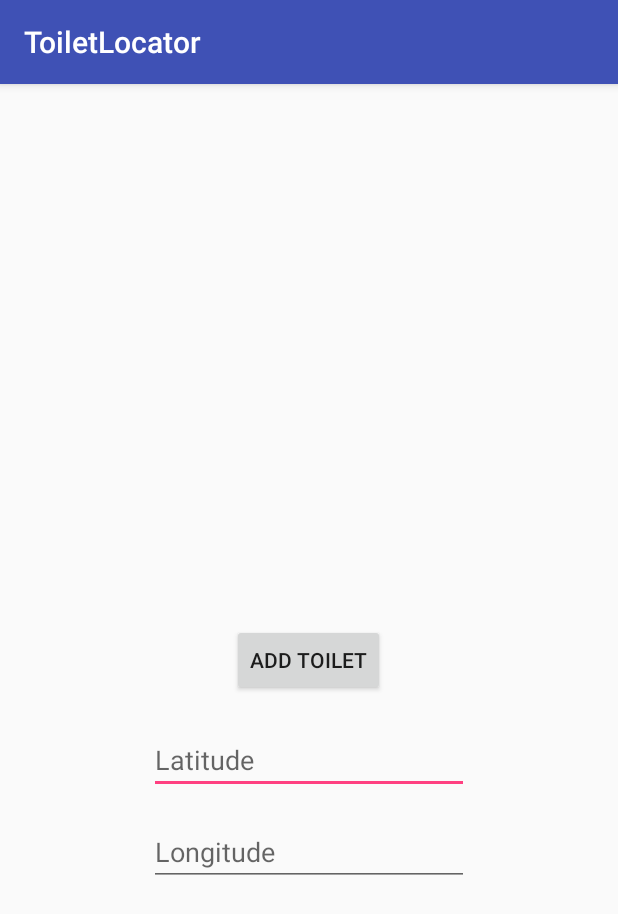
After one commit to dsmolyak/ToiletLocator, an Android app: the NewToiletActivity screen opened directly, with no data from a screen before it, on a phone screen of 412 x 824 dp. The commit adds this screen. Shown: the top 914 px of the screen. Run offline under Robolectric (Android 15) with nearby library versions, the phone set to English and light mode, and no system bars; our stand-ins replace Firebase (no records; nobody signed in at launch, a user with empty details on screens opened directly).

Commit message:
MyLocation Working

```diff
--- a/app/src/debug/res/values/google_maps_api.xml
+++ b/app/src/debug/res/values/google_maps_api.xml
@@ -15,5 +15,5 @@
     Once you have your key (it starts with "AIza"), replace the "google_maps_key"
     string in this file.
     -->
-    <string name="google_maps_key" templateMergeStrategy="preserve" translatable="false">AIzaSyC8_Q3k9MUD423R4RxtjavcaIa8sj6Nbt0</string>
+    <string name="google_maps_key" translatable="false" templateMergeStrategy="preserve" >AIzaSyC8_Q3k9MUD423R4RxtjavcaIa8sj6Nbt0</string>
 </resources>
--- /dev/null
+++ b/app/src/main/java/com/example/dsmolyak/toiletlocator/NewToiletActivity.java
@@ -0,0 +1,117 @@
+package com.example.dsmolyak.toiletlocator;
+
+import android.*;
+import android.Manifest;
+import android.content.pm.PackageManager;
+import android.location.Location;
+import android.support.annotation.NonNull;
+import android.support.annotation.Nullable;
+import android.support.v4.app.ActivityCompat;
+import android.support.v7.app.AppCompatActivity;
+import android.os.Bundle;
+import android.util.Log;
+import android.view.View;
+import android.widget.Button;
+import android.widget.EditText;
+import android.widget.TextView;
+import android.widget.Toast;
+
+import com.google.android.gms.common.ConnectionResult;
+import com.google.android.gms.common.api.GoogleApiClient;
+import com.google.android.gms.drive.Permission;
+import com.google.android.gms.location.LocationServices;
+import com.google.android.gms.maps.model.LatLng;
+import com.google.firebase.database.DatabaseReference;
+import com.google.firebase.database.FirebaseDatabase;
+
+public class NewToiletActivity extends AppCompatActivity implements GoogleApiClient.ConnectionCallbacks, GoogleApiClient.OnConnectionFailedListener {
+    GoogleApiClient mGoogleApiClient;
+    Location mLastLocation;
+    Button mAddToilet;
+    TextView mLatitudeText, mLongitudeText;
+    FirebaseDatabase db = FirebaseDatabase.getInstance();
+    DatabaseReference mRef = db.getReference();
+    int mSize = 0;
+
+
+    protected void onCreate(Bundle savedInstanceState) {
+        super.onCreate(savedInstanceState);
+        setContentView(R.layout.activity_new_toilet);
+
+        mAddToilet = (Button) findViewById(R.id.addToiletButton);
+        mLatitudeText = (TextView) findViewById(R.id.showLatitude);
+        mLongitudeText = (TextView) findViewById(R.id.showLongitude);
+
+        if (mGoogleApiClient == null) {
+            mGoogleApiClient = new GoogleApiClient.Builder(this)
+                    .addConnectionCallbacks(this)
+                    .addOnConnectionFailedListener(this)
+                    .addApi(LocationServices.API)
+                    .build();
+        }
+    }
+
+    protected void onStart() {
+        mGoogleApiClient.connect();
+
+        super.onStart();
+
+
+        mAddToilet.setOnClickListener(new View.OnClickListener() {
+            public void onClick(View view) {
+                EditText latitude = (EditText) findViewById(R.id.latitudeTextField);
+                EditText longitude = (EditText) findViewById(R.id.longitudeTextField);
+                DatabaseReference newLocationRef = mRef.child("location" + mSize);
+                newLocationRef.setValue(new LatLng(Double.parseDouble(latitude.getText().toString()),
+                        Double.parseDouble(longitude.getText().toString())));
+                mSize++;
+            }
+        });
+
+    }
+
+    protected void onStop() {
+        mGoogleApiClient.disconnect();
+        super.onStop();
+    }
+
+
+    public void onConnected(Bundle connectionHint) {
+        if (ActivityCompat.checkSelfPermission(this,
+                android.Manifest.permission.ACCESS_FINE_LOCATION) != PackageManager.PERMISSION_GRANTED &&
+                ActivityCompat.checkSelfPermission(this,
+                        android.Manifest.permission.ACCESS_COARSE_LOCATION) != PackageManager.PERMISSION_GRANTED) {
+            if(ActivityCompat.shouldShowRequestPermissionRationale(this, Manifest.permission.ACCESS_COARSE_LOCATION)){
+                Toast.makeText(this, "Need Location to Find Toilets", Toast.LENGTH_SHORT).show();
+            }
+
+           // ActivityCompat.requestPermissions(this, new String[] { Manifest.permission.ACCESS_COARSE_LOCATION,Manifest.permission.ACCESS_FINE_LOCATION}, );
+
+            // TODO: Consider calling
+            //    ActivityCompat#requestPermissions
+            // here to request the missing permissions, and then overriding
+            //   public void onRequestPermissionsResult(int requestCode, String[] permissions,
+            //                                          int[] grantResults)
+            // to handle the case where the user grants the permission. See the documentation
+            // for ActivityCompat#requestPermissions for more details.
+            Log.d("didn't get permission", "yikes");
+            return;
+        }
+        mLastLocation = LocationServices.FusedLocationApi.getLastLocation(
+                mGoogleApiClient);
+        Log.d("last location", mLastLocation.toString());
+        if (mLastLocation != null) {
+            mLatitudeText.setText(String.valueOf(mLastLocation.getLatitude()));
+            mLongitudeText.setText(String.valueOf(mLastLocation.getLongitude()));
+        }
+    }
+
+
+    public void onConnectionSuspended(int i) {
+
+    }
+
+    public void onConnectionFailed(@NonNull ConnectionResult connectionResult) {
+
+    }
+}
--- /dev/null
+++ b/app/src/main/res/layout/activity_new_toilet.xml
@@ -0,0 +1,64 @@
+<?xml version="1.0" encoding="utf-8"?>
+<RelativeLayout xmlns:android="http://schemas.android.com/apk/res/android"
+    xmlns:tools="http://schemas.android.com/tools"
+    android:id="@+id/activity_new_toilet"
+    android:layout_width="match_parent"
+    android:layout_height="match_parent"
+    android:paddingBottom="@dimen/activity_vertical_margin"
+    android:paddingLeft="@dimen/activity_horizontal_margin"
+    android:paddingRight="@dimen/activity_horizontal_margin"
+    android:paddingTop="@dimen/activity_vertical_margin"
+    tools:context="com.example.dsmolyak.toiletlocator.NewToiletActivity">
+
+    <Button
+        android:text="Add Toilet"
+        android:layout_width="wrap_content"
+        android:layout_height="wrap_content"
+        android:layout_centerVertical="true"
+        android:layout_centerHorizontal="true"
+        android:id="@+id/addToiletButton" />
+
+    <EditText
+        android:layout_width="wrap_content"
+        android:layout_height="wrap_content"
+        android:inputType="numberDecimal"
+        android:ems="10"
+        android:id="@+id/latitudeTextField"
+        android:hint="Latitude"
+        android:layout_below="@+id/addToiletButton"
+        android:layout_centerHorizontal="true"
+        android:layout_marginTop="20dp"
+        android:singleLine="true"
+        android:selectAllOnFocus="true" />
+
+    <EditText
+        android:layout_width="wrap_content"
+        android:layout_height="wrap_content"
+        android:inputType="numberDecimal"
+        android:ems="10"
+        android:id="@+id/longitudeTextField"
+        android:hint="Longitude"
+        android:layout_alignTop="@+id/latitudeTextField"
+        android:layout_alignLeft="@+id/latitudeTextField"
+        android:layout_alignStart="@+id/latitudeTextField"
+        android:layout_marginTop="61dp"
+        android:selectAllOnFocus="true" />
+
+    <TextView
+        android:layout_width="wrap_content"
+        android:layout_height="wrap_content"
+        android:layout_alignParentTop="true"
+        android:layout_alignParentLeft="true"
+        android:layout_alignParentStart="true"
+        android:layout_marginTop="10dp"
+        android:id="@+id/showLatitude" />
+
+    <TextView
+        android:layout_width="wrap_content"
+        android:layout_height="wrap_content"
+        android:layout_alignParentTop="true"
+        android:layout_alignParentRight="true"
+        android:layout_alignParentEnd="true"
+        android:id="@+id/showLongitude" />
+
+</RelativeLayout>
--- a/build.gradle
+++ b/build.gradle
@@ -6,6 +6,7 @@ buildscript {
     }
     dependencies {
         classpath 'com.android.tools.build:gradle:2.2.2'
+        classpath 'com.google.gms:google-services:3.0.0'
 
         // NOTE: Do not place your application dependencies here; they belong
         // in the individual module build.gradle files
```
Also changed, not shown: app/build.gradle (+5 -2 lines), app/src/main/AndroidManifest.xml (+13 -2 lines), app/src/main/java/com/example/dsmolyak/toiletlocator/MapsActivity.java (+12 -49 lines).
